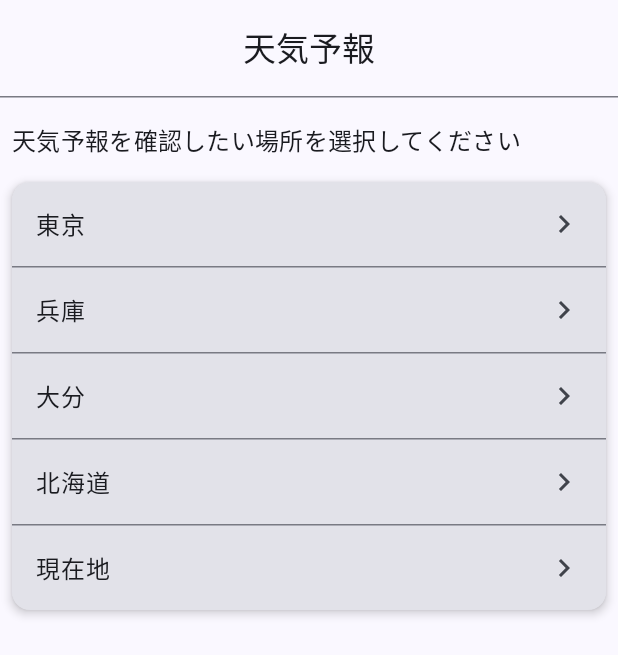
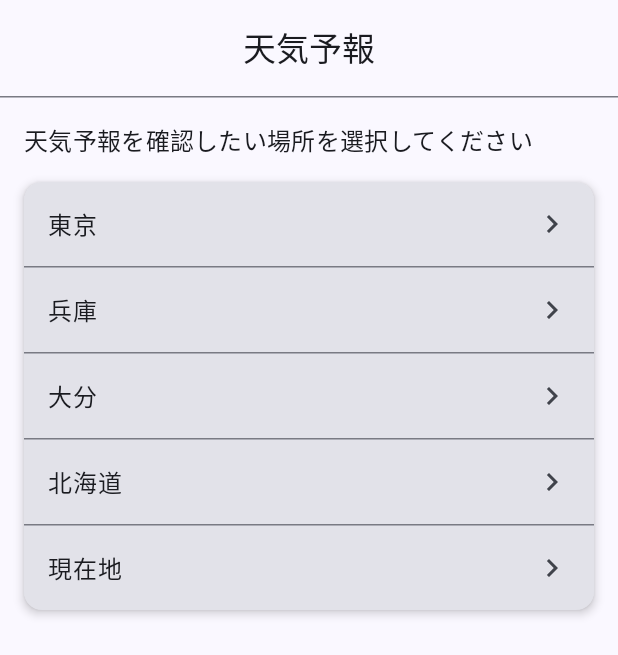
Before and after one commit to sampleUser363/weather-forecast-app, an Android app built with Jetpack Compose: the screen it shows after launch (MainActivity), on a phone screen of 412 x 824 dp. Shown: the top 655 px of the screen. Run offline under Robolectric (Android 15) with nearby library versions, the phone set to English and light mode, and no system bars; our stand-ins replace Dagger/Hilt's generated code.

Commit message:
横画面でも違和感が無いようにセーフエリアの考慮を追加

```diff
--- a/app/src/main/java/com/example/weatherforecast/ui/component/TopBar.kt
+++ b/app/src/main/java/com/example/weatherforecast/ui/component/TopBar.kt
@@ -1,6 +1,12 @@
 package com.example.weatherforecast.ui.component
 
 import androidx.compose.foundation.layout.Column
+import androidx.compose.foundation.layout.WindowInsets
+import androidx.compose.foundation.layout.WindowInsetsSides
+import androidx.compose.foundation.layout.asPaddingValues
+import androidx.compose.foundation.layout.only
+import androidx.compose.foundation.layout.padding
+import androidx.compose.foundation.layout.safeDrawing
 import androidx.compose.material.icons.Icons
 import androidx.compose.material.icons.automirrored.filled.ArrowBack
 import androidx.compose.material3.CenterAlignedTopAppBar
@@ -24,7 +30,14 @@ fun TopBar(
     modifier: Modifier = Modifier,
     navigateUp: () -> Unit
 ) {
-    Column {
+    Column(
+        modifier = modifier
+            .padding(
+                WindowInsets.safeDrawing
+                    .only(WindowInsetsSides.Horizontal)
+                    .asPaddingValues()
+            )
+    ) {
         CenterAlignedTopAppBar(
             title = {
                 Column(
--- a/app/src/main/java/com/example/weatherforecast/ui/screen/home/HomeScreen.kt
+++ b/app/src/main/java/com/example/weatherforecast/ui/screen/home/HomeScreen.kt
@@ -8,10 +8,12 @@ import androidx.compose.foundation.clickable
 import androidx.compose.foundation.layout.Column
 import androidx.compose.foundation.layout.PaddingValues
 import androidx.compose.foundation.layout.Spacer
+import androidx.compose.foundation.layout.WindowInsets
 import androidx.compose.foundation.layout.fillMaxSize
 import androidx.compose.foundation.layout.fillMaxWidth
 import androidx.compose.foundation.layout.height
 import androidx.compose.foundation.layout.padding
+import androidx.compose.foundation.layout.safeDrawing
 import androidx.compose.foundation.lazy.LazyColumn
 import androidx.compose.foundation.lazy.itemsIndexed
 import androidx.compose.material.icons.Icons
@@ -71,6 +73,7 @@ fun HomeScreen(
             )
         },
         modifier = Modifier.fillMaxSize(),
+        contentWindowInsets = WindowInsets.safeDrawing
     ) { innerPadding ->
         HomeBody(
             cities = City.entries,
@@ -121,17 +124,17 @@ fun HomeBody(
     Column(
         modifier = modifier.padding(contentPadding)
     ) {
-        Spacer(modifier = Modifier.height(8.dp))
+        Spacer(modifier = Modifier.height(16.dp))
         Text(
             text = stringResource(R.string.home_select_city_text),
-            modifier = Modifier.padding(8.dp),
+            modifier = Modifier.padding(horizontal = 16.dp),
             style = MaterialTheme.typography.titleMedium
         )
         Card(
             elevation = CardDefaults.cardElevation(defaultElevation = 4.dp),
             modifier = Modifier
                 .fillMaxWidth()
-                .padding(8.dp)
+                .padding(16.dp)
         ) {
             LazyColumn {
                 itemsIndexed(cities) { index, city ->
--- a/app/src/main/java/com/example/weatherforecast/ui/screen/weather/WeatherScreen.kt
+++ b/app/src/main/java/com/example/weatherforecast/ui/screen/weather/WeatherScreen.kt
@@ -5,9 +5,11 @@ import androidx.compose.foundation.layout.Box
 import androidx.compose.foundation.layout.Column
 import androidx.compose.foundation.layout.PaddingValues
 import androidx.compose.foundation.layout.Row
+import androidx.compose.foundation.layout.WindowInsets
 import androidx.compose.foundation.layout.fillMaxSize
 import androidx.compose.foundation.layout.fillMaxWidth
 import androidx.compose.foundation.layout.padding
+import androidx.compose.foundation.layout.safeDrawing
 import androidx.compose.foundation.layout.size
 import androidx.compose.foundation.lazy.LazyColumn
 import androidx.compose.foundation.lazy.items
@@ -70,7 +72,8 @@ fun WeatherScreen(
                 navigateUp = onNavigateUp
             )
         },
-        modifier = Modifier.fillMaxSize()
+        modifier = Modifier.fillMaxSize(),
+        contentWindowInsets = WindowInsets.safeDrawing
     ) { innerPadding ->
         WeatherBody(
             uiState = viewModel.uiState,
```
